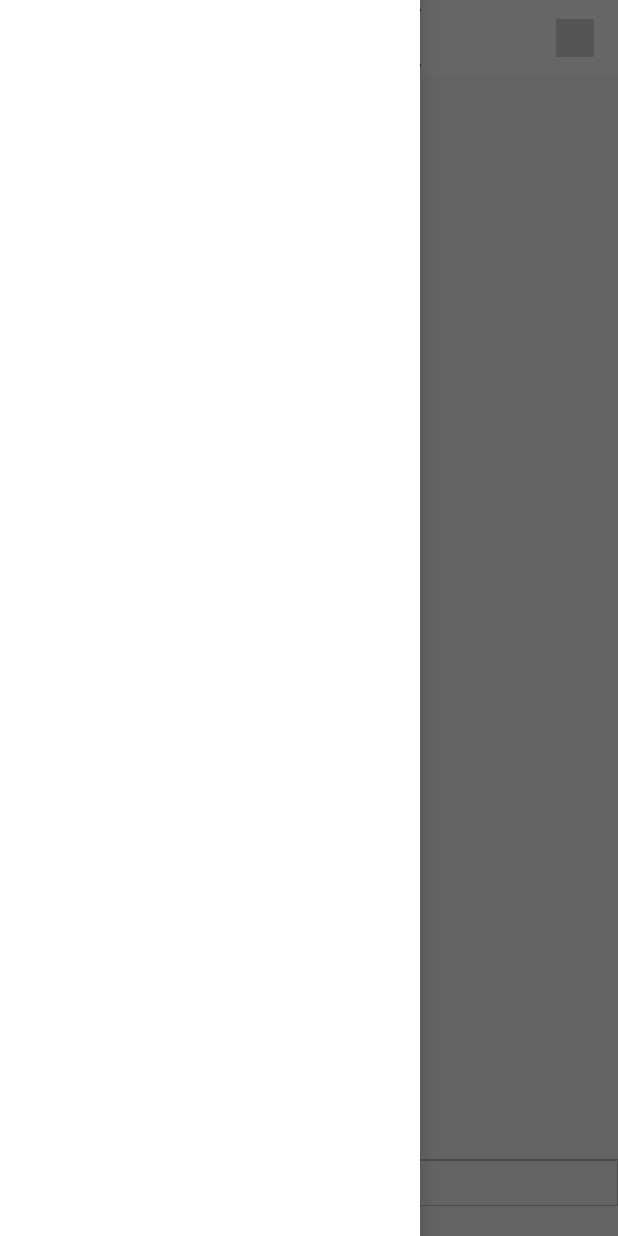
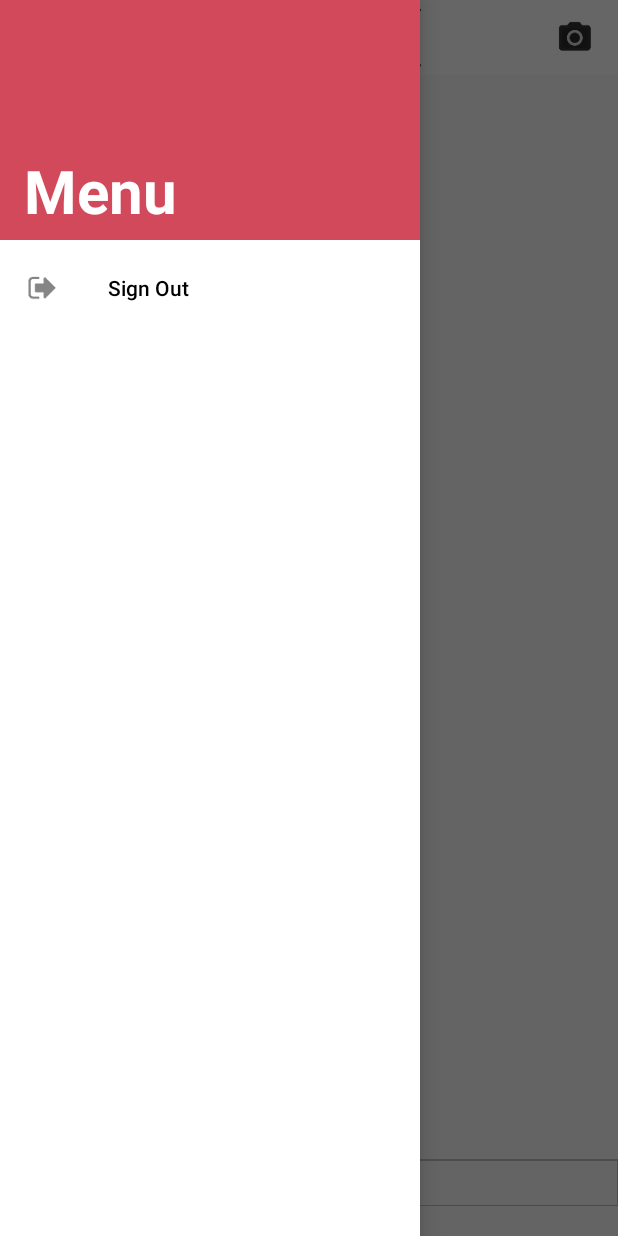
Before and after one commit to Marylinemds/WellnessJournal, an Android app: the screen it shows after launch once a user with an empty profile is signed in (HomeActivity), with the side drawer open, on a phone screen of 412 x 824 dp. Run offline under Robolectric (Android 15) with nearby library versions, the phone set to English and light mode, and no system bars; our stand-ins replace Firebase (no records; nobody signed in at launch, a user with empty details on screens opened directly), Picasso; libraries missing offline, so code that uses them is left out: com.ittianyu.bottomnavigationviewex; pictures from the network do not load; 6 statements that could not run were skipped.

Commit message:
setup menuDraer and SignOut button

```diff
--- a/app/src/main/res/layout/header_drawer_layout.xml
+++ b/app/src/main/res/layout/header_drawer_layout.xml
@@ -1,6 +1,17 @@
 <?xml version="1.0" encoding="utf-8"?>
 <LinearLayout xmlns:android="http://schemas.android.com/apk/res/android"
     android:orientation="vertical" android:layout_width="match_parent"
-    android:layout_height="match_parent">
+    android:layout_height="160dp"
+    android:background="@color/pink">
+
+    <TextView
+        android:layout_width="wrap_content"
+        android:layout_height="wrap_content"
+        android:textColor="@color/white"
+        android:textStyle="bold"
+        android:text="Menu"
+        android:textSize="40dp"
+        android:paddingTop="100dp"
+        android:paddingLeft="16dp"/>
 
 </LinearLayout>
--- a/app/src/main/res/layout/layout_top_toolbar.xml
+++ b/app/src/main/res/layout/layout_top_toolbar.xml
@@ -32,7 +32,7 @@
             android:id="@+id/ic_camera"
             android:layout_width="25dp"
             android:layout_height="25dp"
-            android:foreground="@drawable/ic_camera_vector"
+            android:foreground="@drawable/ic_camera"
             app:layout_constraintBottom_toBottomOf="parent"
             android:layout_marginBottom="8dp"
             app:layout_constraintTop_toTopOf="parent"
--- a/app/src/main/res/menu/drawermenu.xml
+++ b/app/src/main/res/menu/drawermenu.xml
@@ -1,4 +1,8 @@
 <?xml version="1.0" encoding="utf-8"?>
 <menu xmlns:android="http://schemas.android.com/apk/res/android">
+    <item
+        android:title="Sign Out"
+        android:icon="@drawable/ic_signt_out"
+        android:id="@+id/sign_out"/>
 
 </menu>
```
